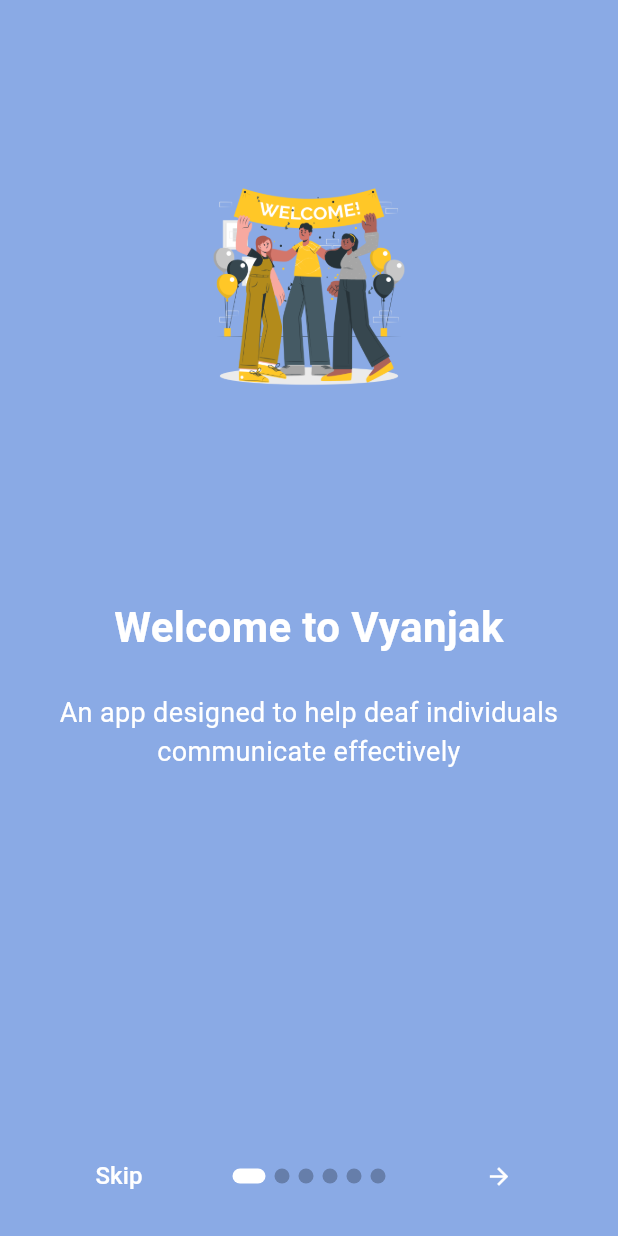
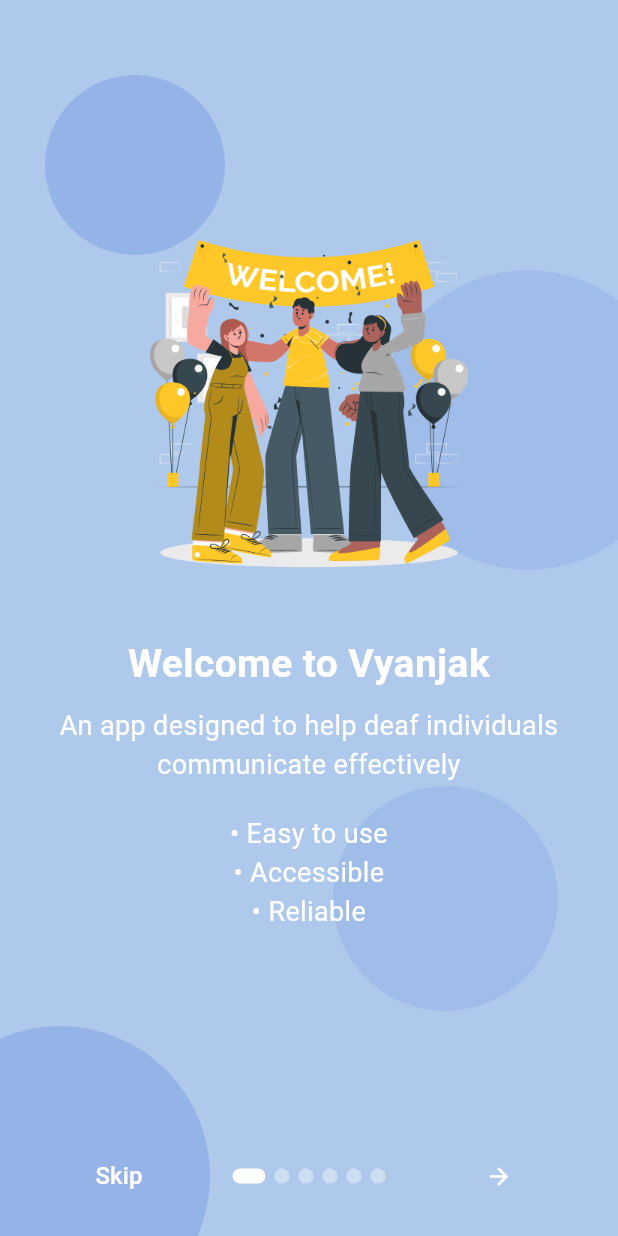
Before and after one commit to mukundsolanki/vyanjak-app-private, a Flutter app: the screen it shows after launch, on a phone screen of 412 x 824 dp. Run offline on Flutter 3.47's test engine with Material 3 defaults, Android fonts, the phone set to English and light mode, and no system bars; drawn by our look-alikes of introduction_screen; our stand-ins replace curved_navigation_bar, image_picker, shared_preferences, video_player; missing offline and left inert: flutter_webrtc, mobile_scanner.

Commit message:
Updated OnBoarding Page

```diff
--- a/lib/onboarding_screen.dart
+++ b/lib/onboarding_screen.dart
@@ -3,113 +3,54 @@ import 'package:introduction_screen/introduction_screen.dart';
 import 'login_page.dart';
 
 class OnboardingScreen extends StatelessWidget {
+  const OnboardingScreen({super.key});
+
   @override
   Widget build(BuildContext context) {
-    return IntroductionScreen(
-      globalBackgroundColor: Color(0xFF8AAAE5),
+    return Scaffold(
+      body: Stack(
+        children: [
+          Container(
+            color: const Color.fromARGB(255, 175, 201, 236), // Light blue background color
+          ),
+          _buildBackgroundCircles(), // Adding dark background circles
+          IntroductionScreen(
+            globalBackgroundColor: Colors.transparent, // Make background transparent to show circles
             pages: [
-        PageViewModel(
+              _buildPageViewModel(
+                imagePath: 'assets/intro/welcome.png',
                 title: "Welcome to Vyanjak",
-          body: "An app designed to help deaf individuals communicate effectively",
-          image: Center(
-            child: Image.asset(
-              'assets/intro/welcome.png',
-              width: 150,
-              height: 150,
+                description: "An app designed to help deaf individuals communicate effectively",
+                bulletPoints: "• Easy to use\n• Accessible\n• Reliable",
               ),
+              _buildPageViewModel(
+                imagePath: 'assets/intro/device.png',
+                title: "Scan the QR Code",
+                description: "Start by scanning the QR code on the intercom device",
+                bulletPoints: "• Quick setup\n• Secure access\n• User-friendly",
               ),
-          decoration: getPageDecoration(),
+              _buildPageViewModel(
+                imagePath: 'assets/intro/notif.png',
+                title: "Receive Notifications",
+                description: "Get notified when someone wants to communicate",
+                bulletPoints: "• Instant alerts\n• Stay connected\n• Never miss a message",
               ),
-        PageViewModel(
-          title: "Scan the QR Code",
-          body: "Start by scanning the QR code on the intercom device",
-          image: Center(
-            child: Image.asset(
-              'assets/intro/device.png',
-              width: 150,
-              height: 150,
+              _buildPageViewModel(
+                imagePath: 'assets/intro/videocall.png',
+                title: "Make Video Calls",
+                description: "Easily make video calls to communicate",
+                bulletPoints: "• High-quality video\n• Real-time communication\n• Easy to use",
               ),
+              _buildPageViewModel(
+                imagePath: 'assets/intro/videomail.png',
+                title: "Leave Video Messages",
+                description: "If you're busy, a video message will be left for you to view later",
+                bulletPoints: "• Convenient\n• Accessible anytime\n• Easy playback",
               ),
-          decoration: getPageDecoration(),
-        ),
-        PageViewModel(
-          title: "Receive Notifications",
-          body: "Get notified when someone wants to communicate",
-          image: Center(
-            child: Image.asset(
-              'assets/intro/notif.png',
-              width: 150,
-              height: 150,
-            ),
-          ),
-          decoration: getPageDecoration(),
-        ),
-        PageViewModel(
-          title: "Make Video Calls",
-          body: "Easily make video calls to communicate ",
-          image: Center(
-            child: Image.asset(
-              'assets/intro/videocall.png',
-              width: 150,
-              height: 150,
-            ),
-          ),
-          decoration: getPageDecoration(),
-        ),
-        PageViewModel(
-          title: "Leave Video Messages",
-          body: "If you're busy, video message will be left for you to view later",
-          image: Center(
-            child: Image.asset(
-              'assets/intro/videomail.png',
-              width: 150,
-              height: 150,
-            ),
-          ),
-          decoration: getPageDecoration(),
-        ),
-        PageViewModel(
+              _buildPageViewModelWithButton(
+                imagePath: 'assets/intro/scan.png',
                 title: "Login with QR Code",
-          body: "Scan the QR code to proceed.",
-          image: Center(
-            child: Image.asset(
-              'assets/intro/scan.png',
-              width: 120,
-              height: 150,
-            ),
-          ),
-          footer: Center(
-            child: SizedBox(
-              width: 200,
-              height: 40,
-              child: ElevatedButton(
-                style: ElevatedButton.styleFrom(
-                  backgroundColor: Colors.white,
-                  shape: RoundedRectangleBorder(
-                    borderRadius: BorderRadius.circular(10.0),
-                  ),
-                ),
-                child: Text(
-                  'Scan QR Code',
-                  style: TextStyle(color: Colors.blue, fontSize: 15.0),
-                ),
-                onPressed: () {
-                  Navigator.of(context).pushReplacement(
-                    MaterialPageRoute(builder: (context) => QRScannerPage()),
-                  );
-                },
-              ),
-            ),
-          ),
-          decoration: getPageDecoration().copyWith(
-            contentMargin: EdgeInsets.symmetric(horizontal: 16.0).copyWith(bottom: 16.0),
-            titleTextStyle: TextStyle(
-              fontSize: 28.0,
-              fontWeight: FontWeight.bold,
-              color: Colors.white,
-              fontFamily: 'Roboto',
-            ),
-          ),
+                description: "Scan and proceed.",
               ),
             ],
             onDone: () {
@@ -124,38 +65,214 @@ class OnboardingScreen extends StatelessWidget {
             },
             showSkipButton: true,
             skip: const Text('Skip',
-          style: TextStyle(color: Colors.white, fontSize: 16.0)),
-      next: const Icon(Icons.arrow_forward, color: Colors.white),
+                style: TextStyle(color: Colors.white, fontSize: 16.0)), // Changed to deep navy
+            next: const Icon(Icons.arrow_forward, color: Colors.white), // Changed to deep navy
             done: const Text('Done',
                 style: TextStyle(
                     fontWeight: FontWeight.bold,
                     color: Colors.white,
                     fontSize: 16.0)),
             dotsDecorator: DotsDecorator(
-        size: Size(10.0, 10.0),
-        activeSize: Size(22.0, 10.0),
+              size: const Size(10.0, 10.0),
+              activeSize: const Size(22.0, 10.0),
               activeColor: Colors.white,
-        color: Colors.black26,
-        spacing: EdgeInsets.symmetric(horizontal: 3.0),
+              color: Colors.white38,
+              spacing: const EdgeInsets.symmetric(horizontal: 3.0),
               activeShape: RoundedRectangleBorder(
                 borderRadius: BorderRadius.circular(25.0),
               ),
+            ),
+          ),
+        ],
+      ),
+    );
+  }
+
+  // Method to create background circles
+  Widget _buildBackgroundCircles() {
+    return Positioned.fill(
+      child: Stack(
+        children: [
+          Positioned(
+            top: 50,
+            left: 30,
+            child: _buildCircle(120, const Color(0xFF8AAAE5).withOpacity(0.7)),
+          ),
+          Positioned(
+            bottom: 150,
+            right: 40,
+            child: _buildCircle(150,  const Color(0xFF8AAAE5).withOpacity(0.4)),
+          ),
+          Positioned(
+            top: 180,
+            right: -40,
+            child: _buildCircle(200,  const Color(0xFF8AAAE5).withOpacity(0.4)),
+          ),
+          Positioned(
+            bottom: -60,
+            left: -60,
+            child: _buildCircle(200,  const Color(0xFF8AAAE5).withOpacity(0.7)),
+          ),
+        ],
+      ),
+    );
+  }
+
+  // Helper method to create a circle
+  Widget _buildCircle(double size, Color color) {
+    return Container(
+      width: size,
+      height: size,
+      decoration: BoxDecoration(
+        color: color,
+        shape: BoxShape.circle,
+      ),
+    );
+  }
+
+  PageViewModel _buildPageViewModel({
+    required String imagePath,
+    required String title,
+    required String description,
+    required String bulletPoints,
+  }) {
+    return PageViewModel(
+      title: "",
+      bodyWidget: Padding(
+        padding: const EdgeInsets.only(top: 70.0),
+        child: Column(
+          children: [
+            ClipRRect(
+              borderRadius: BorderRadius.circular(20), // Rounded image corners
+              child: Image.asset(
+                imagePath,
+                width: 250,
+                height: 250,
+                fit: BoxFit.cover,
+              ),
+            ),
+            const SizedBox(height: 30),
+            Text(
+              title,
+              style: const TextStyle(
+                fontSize: 26.0,
+                fontWeight: FontWeight.bold,
+                color: Colors.white, // Changed to dark blue
+
+              ),
+              textAlign: TextAlign.center,
+            ),
+            const SizedBox(height: 10),
+            Text(
+              description,
+              style: const TextStyle(
+                fontSize: 18.0,
+                color: Colors.white,
+              ),
+              textAlign: TextAlign.center,
+            ),
+            const SizedBox(height: 20),
+            Text(
+              bulletPoints,
+              style: const TextStyle(
+                fontSize: 18.0,
+                color: Colors.white,
+              ),
+              textAlign: TextAlign.center,
+            ),
+          ],
+        ),
+      ),
+      decoration: getPageDecoration(),
+    );
+  }
+
+  PageViewModel _buildPageViewModelWithButton({
+    required String imagePath,
+    required String title,
+    required String description,
+  }) {
+    return PageViewModel(
+      title: "",
+      bodyWidget: Padding(
+        padding: const EdgeInsets.only(top: 60.0),
+        child: Column(
+          children: [
+            ClipRRect(
+              borderRadius: BorderRadius.circular(20), // Rounded image corners
+              child: Image.asset(
+                imagePath,
+                width: 250,
+                height: 250,
+                fit: BoxFit.cover,
+              ),
+            ),
+            const SizedBox(height: 30),
+            Text(
+              title,
+              style: const TextStyle(
+                fontSize: 26.0,
+                fontWeight: FontWeight.bold,
+                color: Colors.white, // Changed to dark blue
+
+              ),
+              textAlign: TextAlign.center,
+            ),
+            const SizedBox(height: 10),
+            Text(
+              description,
+              style: const TextStyle(
+                fontSize: 18.0,
+                color: Colors.white, // Changed to deep navy
+              ),
+              textAlign: TextAlign.center,
+            ),
+            const SizedBox(height: 50),
+            Builder(
+              builder: (BuildContext context) {
+                return SizedBox(
+                  width: 200,
+                  height: 40,
+                  child: ElevatedButton(
+                    style: ElevatedButton.styleFrom(
+                      backgroundColor: Colors.white60, // Changed to dark blue
+                      shape: RoundedRectangleBorder(
+                        borderRadius: BorderRadius.circular(10.0),
+                      ),
+                    ),
+                    child: const Text(
+                      'Scan QR Code',
+                      style: TextStyle(color: Colors.blueAccent, fontSize: 18.0),
+                    ),
+                    onPressed: () {
+                      Navigator.of(context).pushReplacement(
+                        MaterialPageRoute(builder: (context) => QRScannerPage()),
+                      );
+                    },
+                  ),
+                );
+              },
+            ),
+          ],
+        ),
+      ),
+      decoration: getPageDecoration().copyWith(
+        contentMargin: const EdgeInsets.symmetric(horizontal: 16.0).copyWith(bottom: 16.0),
       ),
     );
   }
 
   PageDecoration getPageDecoration() {
     return PageDecoration(
-      titleTextStyle: TextStyle(
-          fontSize: 28.0,
+      titleTextStyle: const TextStyle(
+        fontSize: 24.0,
         fontWeight: FontWeight.bold,
-          color: Colors.white), // White for title
-      bodyTextStyle:
-          TextStyle(fontSize: 18.0, color: Colors.white), // White for body
-      imagePadding: EdgeInsets.all(24.0),
-      contentMargin: EdgeInsets.symmetric(horizontal: 16.0)
-          .copyWith(bottom: 0), // Center content
-      pageColor: Color(0xFF8AAAE5),
+        color: Colors.white,
+      ),
+      bodyTextStyle: const TextStyle(fontSize: 16.0, color: Colors.white),
+      imagePadding: const EdgeInsets.all(24.0),
+      contentMargin: const EdgeInsets.symmetric(horizontal: 16.0).copyWith(bottom: 0),
+      pageColor: Colors.transparent,
     );
   }
 }
```
Lines whose indentation alone changed are shown as unchanged.
